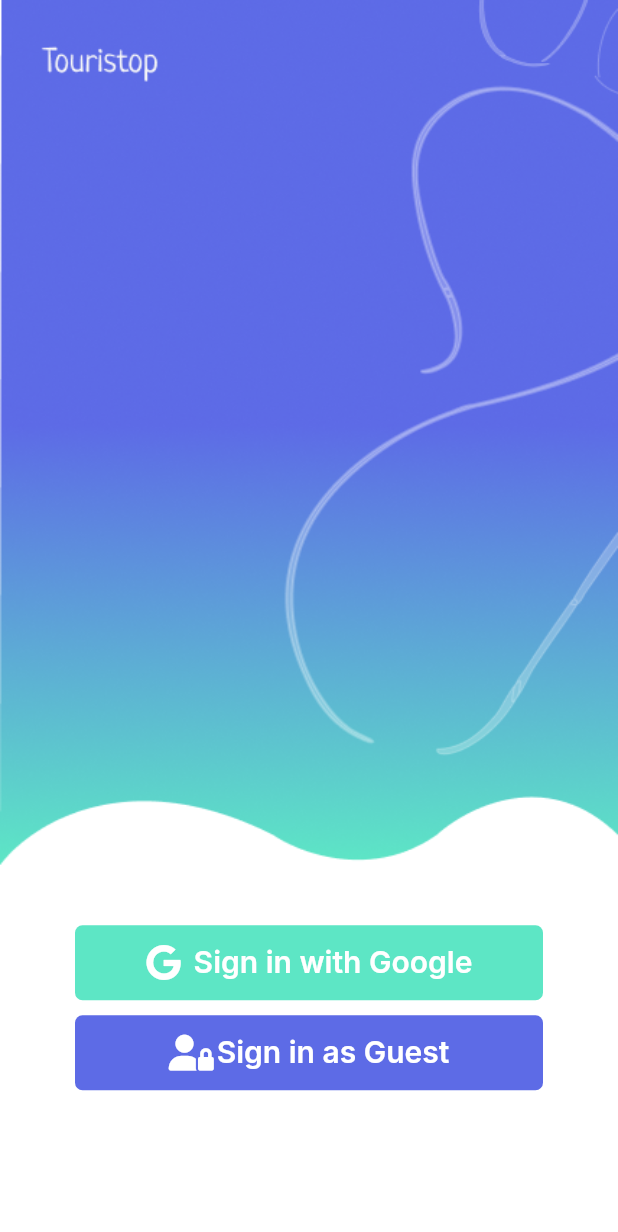
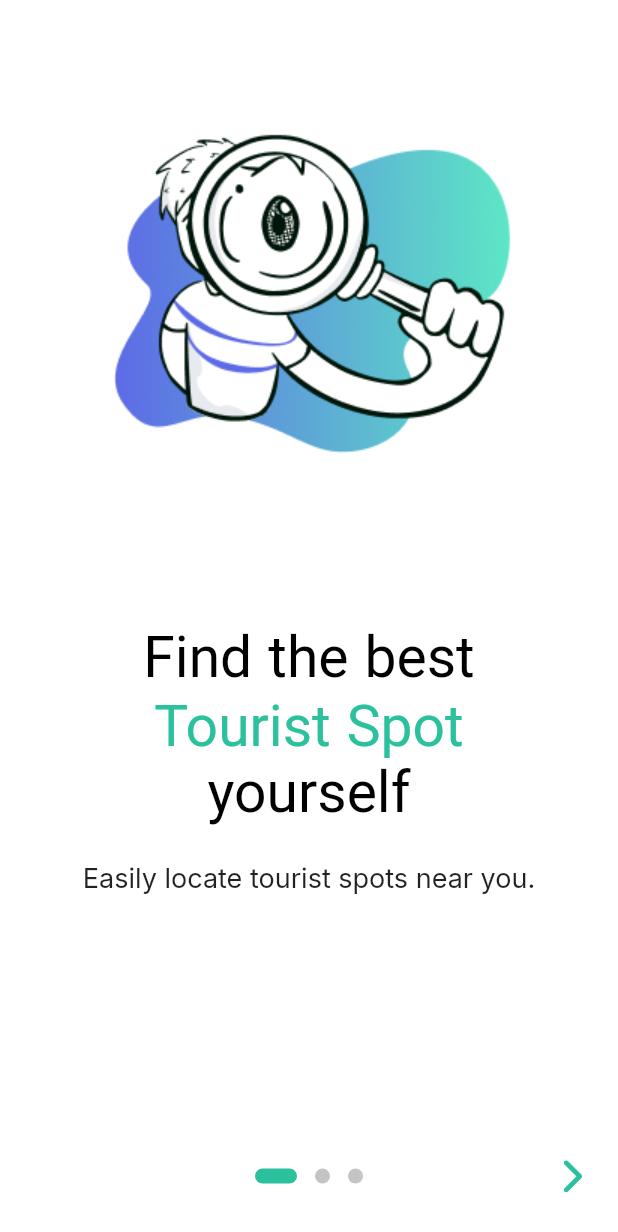
Before and after one commit to swtmply/touristop, a Flutter app: the screen it shows after launch, on a phone screen of 412 x 824 dp. Shown: the top 1232 px of the screen. Run offline on Flutter 3.47's test engine with Material 2 defaults, Android fonts, the phone set to English and light mode, and no system bars; drawn by our look-alikes of introduction_screen; our stand-ins replace animated_splash_screen, cloud_firestore, dropdown_button2, firebase_auth, firebase_core, flutter_rating_bar and 14 more; missing offline and left inert: flutter_dash_nullsafety, flutter_polyline_points, simple_time_range_picker; accounts and stored records are empty; Roboto replaces fonts that are missing (Neucha).

Commit message:
added splash screen

```diff
--- a/lib/main.dart
+++ b/lib/main.dart
@@ -1,4 +1,6 @@
 import 'dart:io';
+import 'package:animated_splash_screen/animated_splash_screen.dart';
+import 'package:firebase_auth/firebase_auth.dart';
 import 'package:firebase_core/firebase_core.dart';
 import 'package:flutter/material.dart';
 import 'package:flutter_riverpod/flutter_riverpod.dart';
@@ -10,10 +12,8 @@ import 'package:touristop/models/destination/destination_model.dart';
 import 'package:touristop/models/schedule/schedule_model.dart';
 import 'package:touristop/models/schedule/selected_destination.dart';
 import 'package:touristop/screens/date_selection/date_selection_screen.dart';
-import 'package:touristop/screens/destination_selection/destination_selection_screen.dart';
-import 'package:touristop/screens/login_screen.dart';
 import 'package:touristop/screens/main_screen.dart';
-import 'package:touristop/screens/schedule/schedule_screen.dart';
+import 'package:touristop/screens/onboarding_page.dart';
 import 'package:touristop/theme/app_colors.dart';
 import 'package:touristop/utils/boxes.dart';
 
@@ -43,6 +43,9 @@ class MyApp extends StatefulWidget {
 class _MyAppState extends State<MyApp> {
   @override
   Widget build(BuildContext context) {
+    User? user = FirebaseAuth.instance.currentUser;
+    final schedule = Hive.box<Schedule>(Boxes.schedule);
+
     return MaterialApp(
       title: 'Touristop',
       debugShowCheckedModeBanner: false,
@@ -51,7 +54,25 @@ class _MyAppState extends State<MyApp> {
         scaffoldBackgroundColor: Colors.white,
         textTheme: GoogleFonts.interTextTheme(),
       ),
-      home: const LoginScreen(),
+      home: AnimatedSplashScreen(
+        splashIconSize: 1000,
+        animationDuration: const Duration(seconds: 1),
+        splash: Container(
+          decoration: const BoxDecoration(
+            gradient: LinearGradient(
+              colors: AppColors.cbToSlime,
+              begin: Alignment.topLeft,
+              end: Alignment.bottomRight,
+            ),
+          ),
+          child: Image.asset('assets/images/touristop_logo.png'),
+        ),
+        nextScreen: user == null
+            ? const OnboardingPage()
+            : schedule.values.isEmpty
+                ? const DateSelectionScreen()
+                : const MainScreen(),
+      ),
     );
   }
 }
--- /dev/null
+++ b/lib/screens/onboarding_page.dart
@@ -0,0 +1,180 @@
+import 'package:flutter/material.dart';
+import 'package:font_awesome_flutter/font_awesome_flutter.dart';
+import 'package:google_fonts/google_fonts.dart';
+import 'package:introduction_screen/introduction_screen.dart';
+import 'package:touristop/screens/login_screen.dart';
+
+class OnboardingPage extends StatelessWidget {
+  const OnboardingPage({Key? key}) : super(key: key);
+
+  @override
+  Widget build(BuildContext context) {
+    Size size = MediaQuery.of(context).size;
+
+    return SafeArea(
+      child: IntroductionScreen(
+        pages: [
+          PageViewModel(
+            titleWidget: Column(
+              children: [
+                Container(
+                  padding: const EdgeInsets.only(left: 30, right: 30),
+                  child: RichText(
+                      textAlign: TextAlign.center,
+                      text: TextSpan(
+                        style: GoogleFonts.neucha(
+                          fontSize: 38.0,
+                          color: Colors.black,
+                          fontWeight: FontWeight.w400,
+                        ),
+                        children: <TextSpan>[
+                          const TextSpan(text: 'Find the best '),
+                          TextSpan(
+                              text: 'Tourist Spot ',
+                              style: GoogleFonts.neucha(
+                                color: const Color.fromRGBO(43, 193, 157, 1),
+                              )),
+                          const TextSpan(text: 'yourself'),
+                        ],
+                      )),
+                ),
+              ],
+            ),
+            body: "Easily locate tourist spots near you.",
+            image: Container(
+              padding: const EdgeInsets.only(top: 30),
+              width: size.width,
+              child: buildImage('assets/images/fig_1.png'),
+            ),
+          ),
+          PageViewModel(
+            titleWidget: Column(
+              children: [
+                Container(
+                  padding: const EdgeInsets.only(left: 30, right: 30),
+                  child: RichText(
+                      textAlign: TextAlign.center,
+                      text: TextSpan(
+                        style: GoogleFonts.neucha(
+                          fontSize: 38.0,
+                          color: Colors.black,
+                          fontWeight: FontWeight.w400,
+                        ),
+                        children: <TextSpan>[
+                          const TextSpan(text: 'Travel all over '),
+                          TextSpan(
+                              text: 'Manila ',
+                              style: GoogleFonts.neucha(
+                                color: const Color.fromRGBO(49, 64, 195, 1),
+                              )),
+                        ],
+                      )),
+                ),
+              ],
+            ),
+            bodyWidget: Container(
+              padding: const EdgeInsets.symmetric(horizontal: 10),
+              child: Text(
+                "Go to different places in Manila with our built-in navigation for you.",
+                style: GoogleFonts.roboto(
+                  fontSize: 18,
+                ),
+                textAlign: TextAlign.center,
+              ),
+            ),
+            image: Container(
+              padding: const EdgeInsets.only(top: 30),
+              width: size.width,
+              child: buildImage('assets/images/fig_2.png'),
+            ),
+          ),
+          PageViewModel(
+            titleWidget: Column(
+              children: [
+                Container(
+                  padding: const EdgeInsets.only(left: 30, right: 30),
+                  child: RichText(
+                      textAlign: TextAlign.center,
+                      text: TextSpan(
+                        style: GoogleFonts.neucha(
+                          fontSize: 38.0,
+                          color: Colors.black,
+                          fontWeight: FontWeight.w400,
+                        ),
+                        children: <TextSpan>[
+                          const TextSpan(text: 'Appreciate the '),
+                          TextSpan(
+                              text: 'views  ',
+                              style: GoogleFonts.neucha(
+                                color: const Color.fromRGBO(43, 193, 157, 1),
+                              )),
+                          const TextSpan(text: 'and '),
+                          TextSpan(
+                              text: 'landmarks',
+                              style: GoogleFonts.neucha(
+                                color: const Color.fromRGBO(49, 64, 195, 1),
+                              )),
+                        ],
+                      )),
+                ),
+              ],
+            ),
+            bodyWidget: Container(
+              padding: const EdgeInsets.symmetric(horizontal: 10),
+              child: Text(
+                "Get lost to the beauty that the Philippines can offer.",
+                style: GoogleFonts.roboto(
+                  fontSize: 18,
+                ),
+                textAlign: TextAlign.center,
+              ),
+            ),
+            image: Container(
+              padding: const EdgeInsets.only(top: 30),
+              width: size.width,
+              child: buildImage('assets/images/fig_3.png'),
+            ),
+          ),
+        ],
+        showNextButton: true,
+        done: Text('Done',
+            style: GoogleFonts.inter(
+                fontSize: 18,
+                fontWeight: FontWeight.w600,
+                color: const Color.fromRGBO(49, 64, 195, 1))),
+        onDone: () async {
+          Navigator.pushAndRemoveUntil(
+            context,
+            MaterialPageRoute(builder: (context) => const LoginScreen()),
+            (Route<dynamic> route) => false,
+          );
+        },
+        next: Container(
+          alignment: Alignment.bottomRight,
+          child: const FaIcon(
+            FontAwesomeIcons.chevronRight,
+            size: 24,
+            color: Color.fromRGBO(43, 193, 157, 1),
+          ),
+        ),
+        dotsDecorator: getDotDecoration(),
+      ),
+    );
+  }
+}
+
+Widget buildImage(String path) => Center(
+      child: Image.asset(path),
+    );
+
+DotsDecorator getDotDecoration() => DotsDecorator(
+    color: const Color.fromRGBO(196, 196, 196, 1),
+    activeColor: const Color.fromRGBO(43, 193, 157, 1),
+    size: const Size(10, 10),
+    activeSize: const Size(28, 10),
+    activeShape:
+        RoundedRectangleBorder(borderRadius: BorderRadius.circular(24)));
+
+PageDecoration getPageDecoration() => PageDecoration(
+      bodyTextStyle: GoogleFonts.roboto(fontSize: 18),
+    );
--- a/lib/screens/settings.dart
+++ b/lib/screens/settings.dart
@@ -1,6 +1,7 @@
 import 'package:firebase_auth/firebase_auth.dart';
 import 'package:flutter/material.dart';
 import 'package:hive/hive.dart';
+import 'package:touristop/models/schedule/schedule_model.dart';
 import 'package:touristop/models/schedule/selected_destination.dart';
 import 'package:touristop/screens/date_selection/date_selection_screen.dart';
 import 'package:touristop/screens/history_screen.dart';
@@ -20,6 +21,7 @@ class SettingsScreen extends StatefulWidget {
 class _SettingsScreenState extends State<SettingsScreen> {
   final selectedDestinationsBox =
       Hive.box<SelectedDestination>(Boxes.selectedDestinations);
+  final schedule = Hive.box<Schedule>(Boxes.schedule);
   final User? user = FirebaseAuth.instance.currentUser;
 
   @override
@@ -169,6 +171,7 @@ class _SettingsScreenState extends State<SettingsScreen> {
                                     context: context,
                                   );
                                   await selectedDestinationsBox.clear();
+                                  await schedule.clear();
 
                                   // ignore: use_build_context_synchronously
                                   Navigator.pushAndRemoveUntil(
--- a/pubspec.yaml
+++ b/pubspec.yaml
@@ -46,7 +46,10 @@ dependencies:
   flutter_tts: ^3.4.0
   flutter_slidable: ^1.3.0
   flutter_dash_nullsafety: ^1.0.0
+  # app
   flutter_launcher_icons: ^0.9.3
+  animated_splash_screen: ^1.2.0
+  introduction_screen: ^3.0.2
 
 dev_dependencies:
   flutter_test:
```
Also changed, not shown: pubspec.lock.
